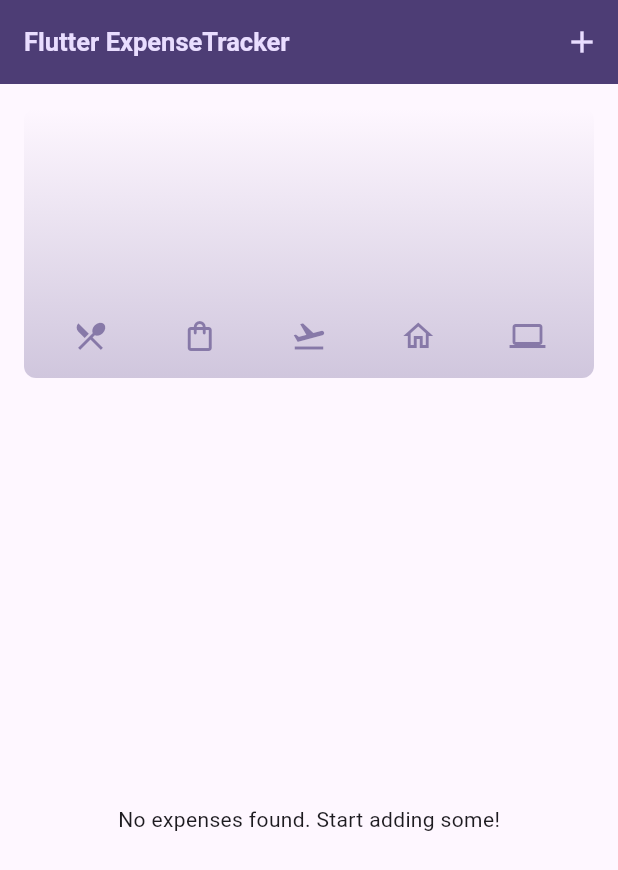
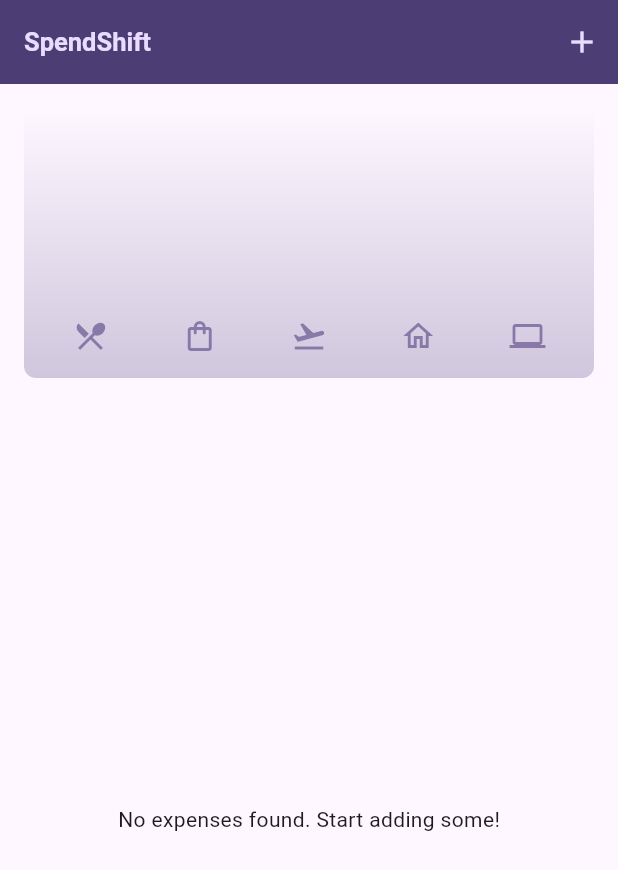
Before and after one commit to xN3k/SpendShift-Expense-Tracker, a Flutter app: the screen it shows after launch, on a phone screen of 412 x 824 dp. Shown: the top 870 px of the screen. Run offline on Flutter 3.47's test engine with Material 3 defaults, Android fonts, the light colour scheme and no system bars.

Commit message:
Upgraded Flutter sdk

```diff
--- a/lib/main.dart
+++ b/lib/main.dart
@@ -12,7 +12,18 @@ var kDarkColorScheme = ColorScheme.fromSeed(
 
 void main() {
   runApp(
-    MaterialApp(
+    const MyApp(),
+  );
+}
+
+class MyApp extends StatelessWidget {
+  const MyApp({
+    super.key,
+  });
+
+  @override
+  Widget build(BuildContext context) {
+    return MaterialApp(
       darkTheme: ThemeData.dark().copyWith(
         colorScheme: kDarkColorScheme,
         cardTheme: const CardTheme().copyWith(
@@ -56,6 +67,6 @@ void main() {
             ),
       ),
       home: const Expenses(),
-    ),
-  );
+    );
+  }
 }
--- a/lib/widgets/chart/chart.dart
+++ b/lib/widgets/chart/chart.dart
@@ -47,8 +47,8 @@ class Chart extends StatelessWidget {
         borderRadius: BorderRadius.circular(8),
         gradient: LinearGradient(
           colors: [
-            Theme.of(context).colorScheme.primary.withOpacity(0.3),
-            Theme.of(context).colorScheme.primary.withOpacity(0.0)
+            Theme.of(context).colorScheme.primary.withValues(alpha: 0.3),
+            Theme.of(context).colorScheme.primary.withValues(alpha: 0.0)
           ],
           begin: Alignment.bottomCenter,
           end: Alignment.topCenter,
@@ -83,7 +83,7 @@ class Chart extends StatelessWidget {
                             : Theme.of(context)
                                 .colorScheme
                                 .primary
-                                .withOpacity(0.7),
+                                .withValues(alpha: 0.7),
                       ),
                     ),
                   ),
--- a/lib/widgets/chart/chart_bar.dart
+++ b/lib/widgets/chart/chart_bar.dart
@@ -24,7 +24,10 @@ class ChartBar extends StatelessWidget {
                   const BorderRadius.vertical(top: Radius.circular(8)),
               color: isDarkMode
                   ? Theme.of(context).colorScheme.secondary
-                  : Theme.of(context).colorScheme.primary.withOpacity(0.65),
+                  : Theme.of(context)
+                      .colorScheme
+                      .primary
+                      .withValues(alpha: 0.65),
             ),
           ),
         ),
--- a/lib/widgets/expenses.dart
+++ b/lib/widgets/expenses.dart
@@ -70,7 +70,7 @@ class _ExpensesState extends State<Expenses> {
 
     return Scaffold(
       appBar: AppBar(
-        title: const Text('Flutter ExpenseTracker'),
+        title: const Text('SpendShift'),
         actions: [
           IconButton(
             onPressed: _openAddExpenseOverlay,
--- a/lib/widgets/expenses_list/expenses_list.dart
+++ b/lib/widgets/expenses_list/expenses_list.dart
@@ -19,7 +19,7 @@ class ExpensesList extends StatelessWidget {
       itemBuilder: (ctx, index) => Dismissible(
         key: ValueKey(expenses[index]),
         background: Container(
-          color: Theme.of(context).colorScheme.error.withOpacity(0.75),
+          color: Theme.of(context).colorScheme.error.withValues(alpha: 0.75),
           margin: EdgeInsets.symmetric(
             horizontal: Theme.of(context).cardTheme.margin!.horizontal,
           ),
--- a/lib/widgets/new_expense.dart
+++ b/lib/widgets/new_expense.dart
@@ -110,7 +110,7 @@ class _NewExpense extends State<NewExpense> {
                           controller: _amountController,
                           keyboardType: TextInputType.number,
                           decoration: const InputDecoration(
-                            prefixText: '\$ ',
+                            prefixText: 'Nrs ',
                             label: Text('Amount'),
                           ),
                         ),
@@ -177,7 +177,7 @@ class _NewExpense extends State<NewExpense> {
                           controller: _amountController,
                           keyboardType: TextInputType.number,
                           decoration: const InputDecoration(
-                            prefixText: '\$ ',
+                            prefixText: 'Nrs ',
                             label: Text('Amount'),
                           ),
                         ),
--- a/pubspec.yaml
+++ b/pubspec.yaml
@@ -19,7 +19,7 @@ publish_to: 'none' # Remove this line if you wish to publish to pub.dev
 version: 1.0.0+1
 
 environment:
-  sdk: '>=3.0.6 <4.0.0'
+  sdk: '^3.6.0'
 
 # Dependencies specify other packages that your package needs in order to work.
 # To automatically upgrade your package dependencies to the latest versions
```
Also changed, not shown: pubspec.lock, 47 other files.
